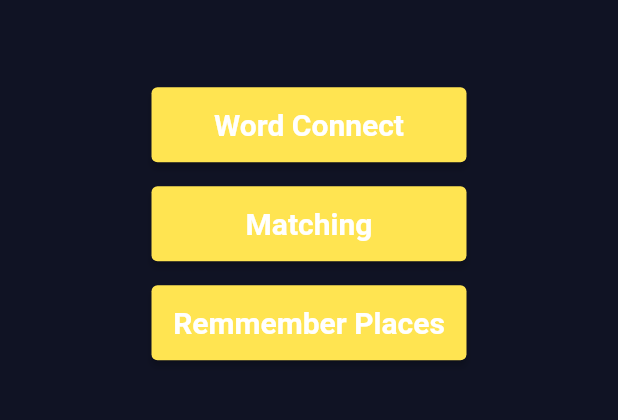
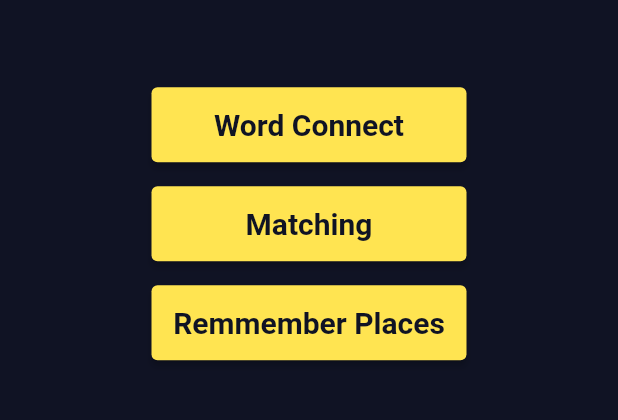
Before and after one commit to Abduallah-ELmaraghy/sparkhub_game, a Flutter app: the MyHomePage screen opened by its route, on a phone screen of 412 x 824 dp, the part 533-953 px from its top. Run offline on Flutter 3.47's test engine with Material 2 defaults, Android fonts, the phone set to English and light mode, and no system bars; our stand-ins replace animated_splash_screen, flutter_login, font_awesome_flutter, google_fonts, page_transition, rflutter_alert and 2 more; missing offline and left inert: shared_preferences_web; accounts and stored records are empty; Roboto replaces fonts that are missing (Gugi).

Commit message:
Navigation  completed with all pages

```diff
--- a/lib/main.dart
+++ b/lib/main.dart
@@ -35,11 +35,8 @@ class MyApp extends StatelessWidget {
         splash: Image.asset(
           "assets/logo.png",
         ),
-        nextScreen: const MyHomePage(
-          title: '',
-        ),
+        nextScreen: LoginScreen(),
         //nextScreen:  HomePage(),
-
         splashTransition: SplashTransition.fadeTransition,
         pageTransitionType: PageTransitionType.bottomToTop,
         backgroundColor: const Color(0xff101324),
--- a/lib/screens/home.dart
+++ b/lib/screens/home.dart
@@ -35,7 +35,11 @@ class _MyHomePageState extends State<MyHomePage> {
                     onPressed: () {
                       Navigator.pushNamed(context, '/wchome');
                     },
-                    child: const Text("Word Connect"),
+                    child: const Text("Word Connect",
+                        style: TextStyle(
+                            fontSize: 20,
+                            fontWeight: FontWeight.bold,
+                            color: Color(0xFF101324))),
                     style: ElevatedButton.styleFrom(
                       padding: const EdgeInsets.all(10.0),
                       primary: kButtonColor,
@@ -52,12 +56,13 @@ class _MyHomePageState extends State<MyHomePage> {
                       Navigator.pushNamed(context, '/match');
                     },
                     child: const Text("Matching",
-                        style: TextStyle(fontWeight: FontWeight.bold)),
+                        style: TextStyle(
+                            fontSize: 20,
+                            fontWeight: FontWeight.bold,
+                            color: Color(0xFF101324))),
                     style: ElevatedButton.styleFrom(
                       padding: const EdgeInsets.all(10.0),
                       primary: kButtonColor,
-                      textStyle: const TextStyle(
-                          fontSize: 20, fontWeight: FontWeight.bold),
                       minimumSize: const Size(210, 50),
                       maximumSize: const Size(210, 50),
                     )),
@@ -68,7 +73,11 @@ class _MyHomePageState extends State<MyHomePage> {
                     onPressed: () {
                       Navigator.pushNamed(context, '/MemoryGameLevelsPage');
                     },
-                    child: const Text("Remmember Places"),
+                    child: const Text("Remmember Places",
+                        style: TextStyle(
+                            fontSize: 20,
+                            fontWeight: FontWeight.bold,
+                            color: Color(0xFF101324))),
                     style: ElevatedButton.styleFrom(
                       padding: const EdgeInsets.all(10.0),
                       primary: kButtonColor,
```
Also changed, not shown: lib/screens/login.dart (+11 -13 lines), 2 other files.
